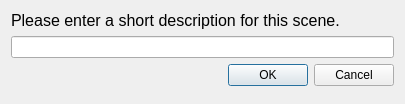
First picture: the form in data/addtoqueue.ui, repository KaiAPaulhus/GifExtract, before the edit.
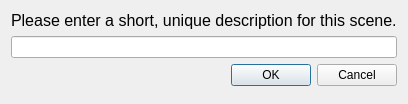
Second picture: the form after the edit.

What changed in the file:
```diff
--- a/data/addtoqueue.ui
+++ b/data/addtoqueue.ui
@@ -35,7 +35,7 @@
       </font>
      </property>
      <property name="text">
-      <string>Please enter a short description for this scene.</string>
+      <string>Please enter a short, unique description for this scene.</string>
      </property>
     </widget>
    </item>
```
